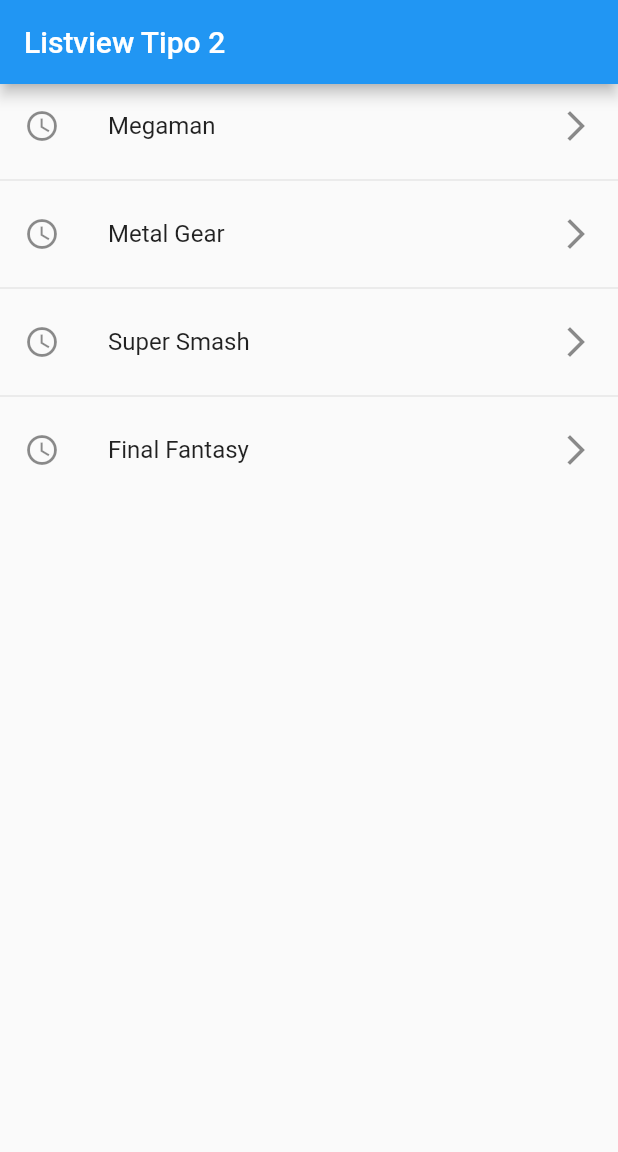
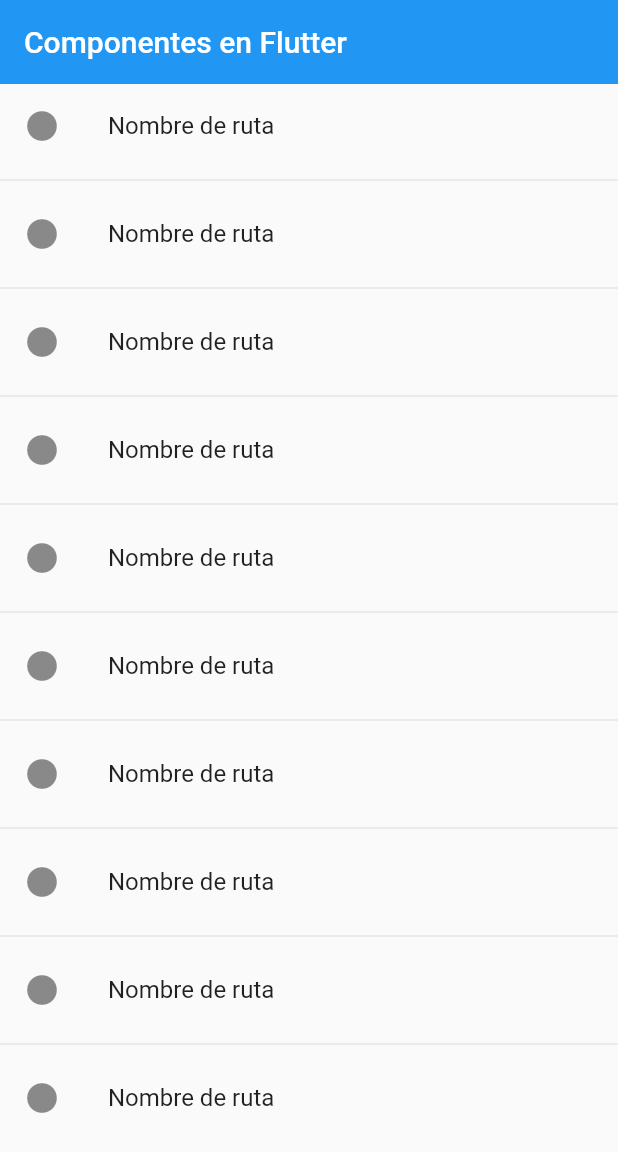
Before and after one commit to aibalop/fl_components, a Flutter app: the screen it shows after launch, on a phone screen of 412 x 824 dp. Shown: the top 1152 px of the screen. Run offline on Flutter 3.47's test engine with Material 2 defaults, Android fonts, the phone set to English and light mode, and no system bars.

Commit message:
Feat: stating routing.

```diff
--- a/lib/main.dart
+++ b/lib/main.dart
@@ -1,17 +1,24 @@
 import 'package:flutter/material.dart';
-import 'package:fl_components/screens/listview2_screen.dart';
+import 'package:fl_components/screens/screens.dart';
 
 void main() => runApp(const MyApp());
 
 class MyApp extends StatelessWidget {
-
   const MyApp({Key? key}) : super(key: key);
 
   @override
   Widget build(BuildContext context) {
-    return const MaterialApp(
+    return MaterialApp(
+      debugShowCheckedModeBanner: false,
       title: 'Material App',
-      home: Listview2Screen()
+      initialRoute: 'home',
+      routes: {
+        'home': (BuildContext buildContext) => const HomeScreen(),
+        'listview1': (BuildContext buildContext) => const Listview1Screen(),
+        'listview2': (BuildContext buildContext) => const Listview2Screen(),
+        'card': (BuildContext buildContext) => const CardScreen(),
+        'alert': (BuildContext buildContext) => const AlertScreen(),
+      },
     );
   }
 }
--- /dev/null
+++ b/lib/screens/home_screen.dart
@@ -0,0 +1,24 @@
+import 'package:flutter/material.dart';
+
+class HomeScreen extends StatelessWidget {
+  const HomeScreen({Key? key}) : super(key: key);
+
+  @override
+  Widget build(BuildContext context) {
+    return Scaffold(
+        appBar: AppBar(
+          title: const Text('Componentes en Flutter'),
+          elevation: 0,
+        ),
+        body: ListView.separated(
+            itemBuilder: (context, index) => ListTile(
+                  leading: const Icon(Icons.circle),
+                  title: const Text('Nombre de ruta'),
+                  onTap: () {
+                    // Navigator.push(context, route);
+                  },
+                ),
+            separatorBuilder: (_, __) => const Divider(),
+            itemCount: 10));
+  }
+}
--- /dev/null
+++ b/lib/screens/screens.dart
@@ -0,0 +1,5 @@
+export 'package:fl_components/screens/alert_screen.dart';
+export 'package:fl_components/screens/card_screen.dart';
+export 'package:fl_components/screens/home_screen.dart';
+export 'package:fl_components/screens/listview1_screen.dart';
+export 'package:fl_components/screens/listview2_screen.dart';
```
Also changed, not shown: lib/screens/alert_screen.dart (added, +14 -0 lines), lib/screens/card_screen.dart (added, +14 -0 lines), lib/screens/listview2_screen.dart (+10 -1 lines).
